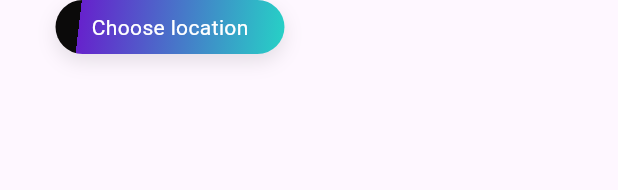
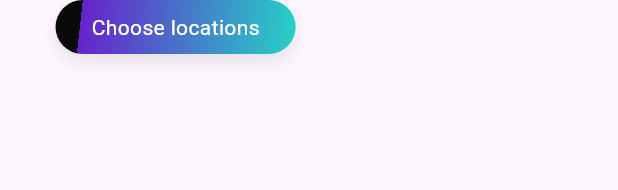
Before and after one commit to Habib-058/bloc-ios-vpn, a Flutter app: the HomeLocationSection widget shown alone on an empty page, opened directly, on a phone screen of 412 x 824 dp. Shown: the top 190 px of the screen. Run offline on Flutter 3.47's test engine with Material 3 defaults, Android fonts, the phone set to English and light mode, and no system bars; our stand-ins replace bloc, connectivity_plus, dartz, equatable, flutter_bloc, flutter_svg and 6 more; accounts and stored records are empty; Roboto replaces fonts that are missing (gilRoyRegular); statements that could not run were skipped; project files that could hold a hidden picture were left out.

```diff
--- a/lib/screens/home/presentation/widgets/home_location_section.dart
+++ b/lib/screens/home/presentation/widgets/home_location_section.dart
@@ -40,7 +40,7 @@ class HomeLocationSection extends StatelessWidget {
         child: const Padding(
           padding: EdgeInsets.symmetric(horizontal: 12),
           child: Text(
-            "Choose location",
+            "Choose locations",
             style: TextStyle(
               color: Colors.white,
               fontWeight: FontWeight.w400,
```
